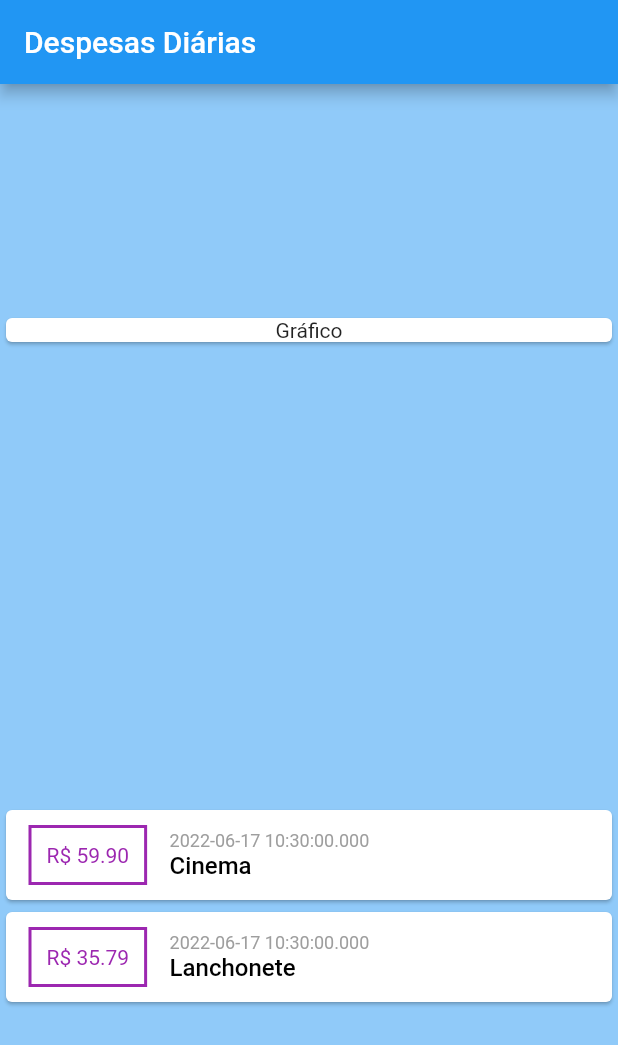
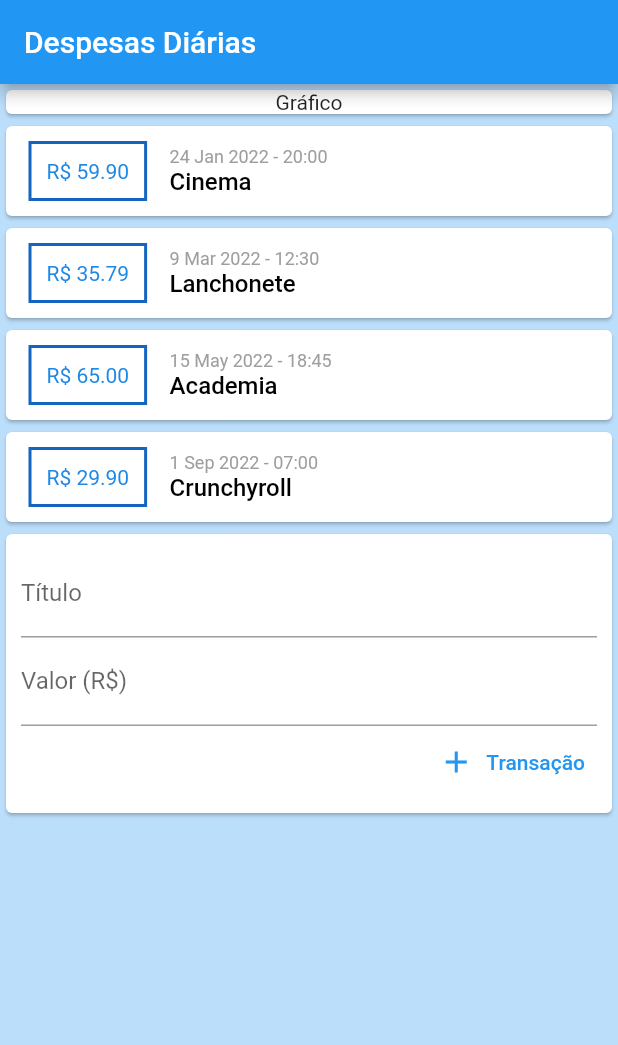
Before and after one commit to isaacscardoso/expenses-diary-app, a Flutter app: the screen it shows after launch, on a phone screen of 412 x 824 dp. Shown: the top 1045 px of the screen. Run offline on Flutter 3.47's test engine with Material 2 defaults, Android fonts, the phone set to English and light mode, and no system bars.

Commit message:
Working in the style of the main page, and adding fields for new transactions.

```diff
--- a/lib/main.dart
+++ b/lib/main.dart
@@ -1,5 +1,6 @@
 import 'package:expenses_diary/models/transaction.dart';
 import 'package:flutter/material.dart';
+import 'package:intl/intl.dart';
 
 void main() => runApp(const MyApp());
 
@@ -23,28 +24,38 @@ class MyHomePage extends StatelessWidget {
 
   final _transactions = [
     Transaction(
-      id: '1',
-      title: 'Cinema',
-      value: 59.90,
-      date: DateTime.now(),
-    ),
+        id: '1',
+        title: 'Cinema',
+        value: 59.90,
+        date: DateTime(2022, 1, 24, 20, 00)),
     Transaction(
       id: '2',
       title: 'Lanchonete',
       value: 35.79,
-      date: DateTime.now(),
+      date: DateTime(2022, 3, 09, 12, 30),
+    ),
+    Transaction(
+      id: '3',
+      title: 'Academia',
+      value: 65.00,
+      date: DateTime(2022, 05, 15, 18, 45),
+    ),
+    Transaction(
+      id: '4',
+      title: 'Crunchyroll',
+      value: 29.90,
+      date: DateTime(2022, 09, 01, 7, 00),
     ),
   ];
 
   @override
   Widget build(BuildContext context) {
     return Scaffold(
-      backgroundColor: Colors.blue[200],
+      backgroundColor: Colors.blue.shade100,
       appBar: AppBar(
         title: const Text('Despesas Diárias'),
       ),
       body: Column(
-        mainAxisAlignment: MainAxisAlignment.spaceAround,
         crossAxisAlignment: CrossAxisAlignment.stretch,
         children: <Widget>[
           const Card(
@@ -65,15 +76,15 @@ class MyHomePage extends StatelessWidget {
                       ),
                       decoration: BoxDecoration(
                         border: Border.all(
-                          color: Colors.purple,
+                          color: Colors.blue.shade800,
                           width: 2,
                         ),
                       ),
                       padding: const EdgeInsets.all(10),
                       child: Text(
                         'R\$ ${item.value.toStringAsFixed(2)}',
-                        style: const TextStyle(
-                          color: Colors.purple,
+                        style: TextStyle(
+                          color: Colors.blue.shade600,
                         ),
                       ),
                     ),
@@ -81,7 +92,7 @@ class MyHomePage extends StatelessWidget {
                       crossAxisAlignment: CrossAxisAlignment.start,
                       children: <Widget>[
                         Text(
-                          item.date.toString(),
+                          DateFormat('d MMM y - HH:mm').format(item.date),
                           style: const TextStyle(
                             color: Colors.grey,
                             fontSize: 12,
@@ -102,6 +113,35 @@ class MyHomePage extends StatelessWidget {
               );
             }).toList(),
           ),
+          Card(
+            child: Padding(
+              padding: const EdgeInsets.all(10),
+              child: Column(
+                children: <Widget>[
+                  const TextField(
+                    decoration: InputDecoration(
+                      labelText: 'Título',
+                    ),
+                  ),
+                  const TextField(
+                    decoration: InputDecoration(
+                      labelText: 'Valor (R\$)',
+                    ),
+                  ),
+                  Row(
+                    mainAxisAlignment: MainAxisAlignment.end,
+                    children: <Widget>[
+                      TextButton.icon(
+                        onPressed: () {},
+                        icon: const Icon(Icons.add),
+                        label: const Text('Transação'),
+                      ),
+                    ],
+                  ),
+                ],
+              ),
+            ),
+          ),
         ],
       ),
     );
```
